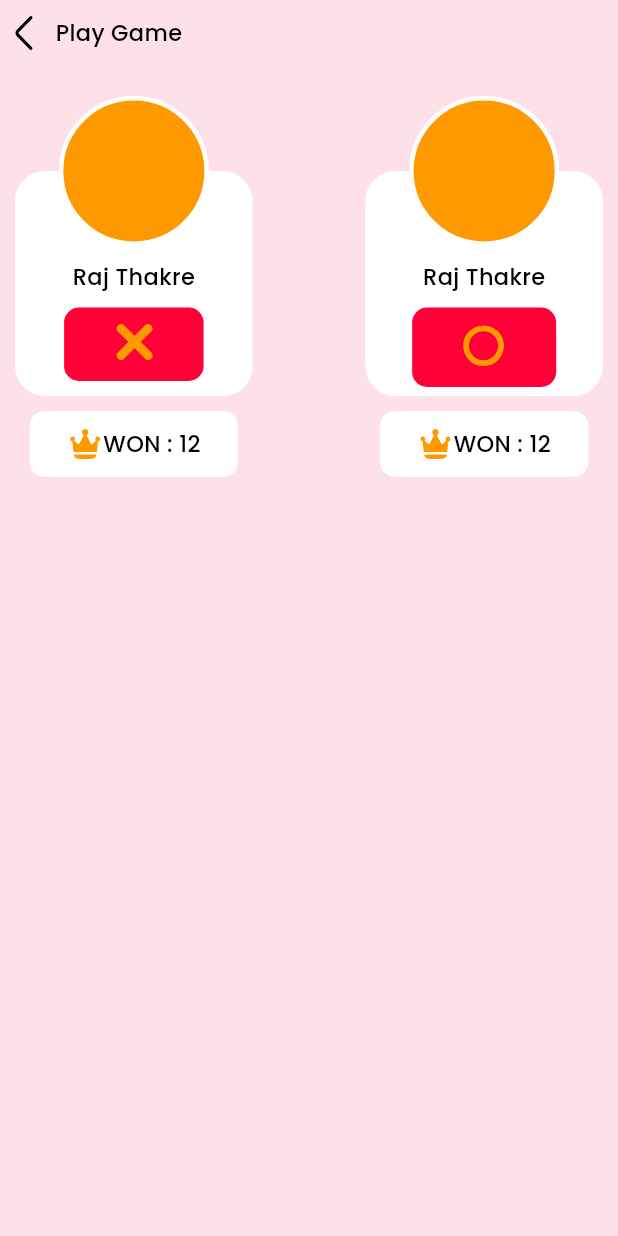
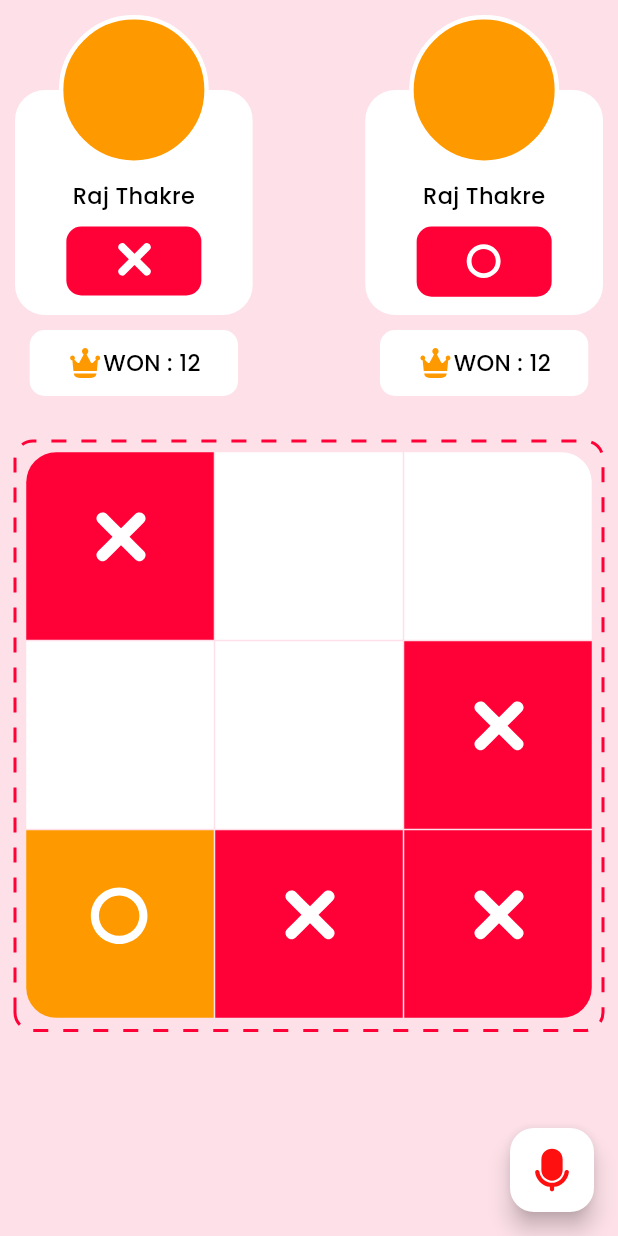
Before and after one commit to raj121276thakre/Tic-Tac-Toe-Flutter, a Flutter app: the GamePage screen opened directly, on a phone screen of 412 x 824 dp. Run offline on Flutter 3.47's test engine with Material 3 defaults, Android fonts, the phone set to English and light mode, and no system bars; drawn by our look-alikes of dotted_border; our stand-ins replace flutter_svg, get.

Commit message:
4. GamePage Playing card design done.

```diff
--- a/lib/Components/InGameUserCard.dart
+++ b/lib/Components/InGameUserCard.dart
@@ -44,7 +44,7 @@ class InGameUserCard extends StatelessWidget {
                       SizedBox(
                         height: 6,
                       ),
-                      SvgPicture.asset(icon),
+                      SvgPicture.asset(icon, color: Theme.of(context).colorScheme.primaryContainer,width: 30,),
                     ],
                   ),
                 )
--- a/lib/Configs/AssetsPath.dart
+++ b/lib/Configs/AssetsPath.dart
@@ -1,6 +1,4 @@
-class IconsPath{
-
-
+class IconsPath {
   static const basePath = "assets/icons/";
   static const backIcon = "${basePath}back.svg";
 
@@ -8,8 +6,6 @@ class IconsPath{
   static const copyIcon = "${basePath}copy.svg";
   static const oIcon = "${basePath}o.svg";
   static const xIcon = "${basePath}x.svg";
-  // static const smsIcon = "${basePath}sms.svg";
+  static const smsIcon = "${basePath}sms.svg";
   static const wonIcon = "${basePath}won.svg";
-
-
 }
--- a/lib/Pages/GamePage/GamePage.dart
+++ b/lib/Pages/GamePage/GamePage.dart
@@ -1,3 +1,4 @@
+import 'package:dotted_border/dotted_border.dart';
 import 'package:flutter/material.dart';
 import 'package:flutter_svg/svg.dart';
 import 'package:tik_tac_toe_multiplayer/Components/InGameUserCard.dart';
@@ -8,83 +9,174 @@ class GamePage extends StatelessWidget {
 
   @override
   Widget build(BuildContext context) {
+    var playValue = ["X", "", "", "", "", "X", "O", "X", "X"];
+    final w = MediaQuery.of(context).size.width;
+    final h = MediaQuery.of(context).size.height;
     return Scaffold(
+      floatingActionButton: FloatingActionButton(onPressed: (){},child:
+        SvgPicture.asset(IconsPath.smsIcon)
+        ,),
         body: SafeArea(
       child: Padding(
         padding: const EdgeInsets.all(10),
+        child: SingleChildScrollView(
           child: Column(
             children: [
-            Row(
-              children: [
-                SvgPicture.asset(IconsPath.backIcon),
+              // Row(
+              //   children: [
+              //     SvgPicture.asset(IconsPath.backIcon),
+              //     SizedBox(
+              //       width: 15,
+              //     ),
+              //     Text(
+              //       "Play Game",
+              //       style: Theme.of(context).textTheme.bodyMedium,
+              //     ),
+              //   ],
+              // ),
               SizedBox(
-                  width: 15,
-                ),
-                Text(
-                  "Play Game",
-                  style: Theme.of(context).textTheme.bodyMedium,
-                ),
-              ],
-            ),
-            SizedBox(
-              height: 80,
+                height: 50,
               ),
               Row(
                 mainAxisAlignment: MainAxisAlignment.spaceBetween,
                 children: [
                   Column(
                     children: [
-                    InGameUserCard(icon: IconsPath.xIcon,),
+                      InGameUserCard(
+                        icon: IconsPath.xIcon,
+                      ),
                       SizedBox(
                         height: 10,
                       ),
                       Container(
-                      padding: EdgeInsets.symmetric(vertical: 10, horizontal: 25),
+                        padding:
+                            EdgeInsets.symmetric(vertical: 10, horizontal: 25),
                         decoration: BoxDecoration(
                           color: Theme.of(context).colorScheme.primaryContainer,
                           borderRadius: BorderRadius.circular(10),
                         ),
-                      child: Row(children: [
+                        child: Row(
+                          children: [
                             SvgPicture.asset(IconsPath.wonIcon),
                             SizedBox(
                               height: 10,
                             ),
                             Text("WON : 12"),
-                      ],),
+                          ],
+                        ),
                       )
                     ],
                   ),
                   Column(
                     children: [
-                    InGameUserCard(icon: IconsPath.oIcon,),
+                      InGameUserCard(
+                        icon: IconsPath.oIcon,
+                      ),
                       SizedBox(
                         height: 10,
                       ),
                       Container(
-                      padding: EdgeInsets.symmetric(vertical: 10, horizontal: 25),
+                        padding:
+                            EdgeInsets.symmetric(vertical: 10, horizontal: 25),
                         decoration: BoxDecoration(
                           color: Theme.of(context).colorScheme.primaryContainer,
                           borderRadius: BorderRadius.circular(10),
                         ),
-                      child: Row(children: [
+                        child: Row(
+                          children: [
                             SvgPicture.asset(IconsPath.wonIcon),
                             SizedBox(
                               height: 10,
                             ),
                             Text("WON : 12"),
-                      ],),
+                          ],
+                        ),
                       )
                     ],
                   )
                 ],
               ),
               SizedBox(
-              height: 20,
+                height: 30,
               ),
+              DottedBorder(
+                borderType: BorderType.RRect,
+                radius: Radius.circular(12),
+                dashPattern: [10, 10],
+                color: Theme.of(context).colorScheme.primary,
+                strokeWidth: 2,
+                child: Container(
+                  margin: EdgeInsets.all(5),
+                  width: w,
+                  height: w - 33,
+                  decoration: BoxDecoration(
+                    color: Theme.of(context).colorScheme.surface,
+                    borderRadius: BorderRadius.circular(20),
+                  ),
+                  child: GridView.builder(
+                      itemCount: 9,
+                      gridDelegate:
+                          const SliverGridDelegateWithFixedCrossAxisCount(
+                              crossAxisCount: 3),
+                      itemBuilder: (context, index) {
+                        return Container(
+                          margin: EdgeInsets.all(0.5),
 
+                          decoration: BoxDecoration(
 
-
+                            color: playValue[index] == "X"
+                                ? Theme.of(context).colorScheme.primary
+                                : playValue[index] == "O"
+                                    ? Theme.of(context).colorScheme.secondary
+                                    :  playValue[index] == ""
+                                ? Theme.of(context).colorScheme.primaryContainer
+                                : Theme.of(context)
+                                .colorScheme
+                                .primaryContainer,
+                            //Theme.of(context).colorScheme.secondary,
+                            borderRadius: index == 0
+                                ? const BorderRadius.only(
+                                    topLeft: Radius.circular(20),
+                                  )
+                                : index == 2
+                                    ? const BorderRadius.only(
+                                        topRight: Radius.circular(20),
+                                      )
+                                    : index == 6
+                                        ? const BorderRadius.only(
+                                            bottomLeft: Radius.circular(20))
+                                        : index == 8
+                                            ? const BorderRadius.only(
+                                                bottomRight:
+                                                    Radius.circular(20))
+                                            : const BorderRadius.only(),
+                          ),
+                          child: Center(
+                              child: playValue[index] == "X"
+                                  ? SvgPicture.asset(
+                                      IconsPath.xIcon,
+                                      color: Theme.of(context)
+                                          .colorScheme
+                                          .primaryContainer,
+                                      width: 45,
+                                    )
+                                  : playValue[index] == "O"
+                                      ? SvgPicture.asset(
+                                          IconsPath.oIcon,
+                                          color: Theme.of(context)
+                                              .colorScheme
+                                              .primaryContainer,
+                                          width: 50,
+                                        )
+                                      : playValue[index] == ""
+                                          ? SizedBox()
+                                          : SizedBox()),
+                        );
+                      }),
+                ),
+              )
             ],
+          ),
         ),
       ),
     ));
--- a/pubspec.yaml
+++ b/pubspec.yaml
@@ -37,6 +37,7 @@ dependencies:
   cupertino_icons: ^1.0.8
   flutter_svg: ^2.0.15
   get: ^4.6.6
+  dotted_border: ^2.1.0
 
 dev_dependencies:
   flutter_test:
```
Also changed, not shown: assets/icons/sms.svg (added), pubspec.lock. Lines whose indentation alone changed are shown as unchanged.
